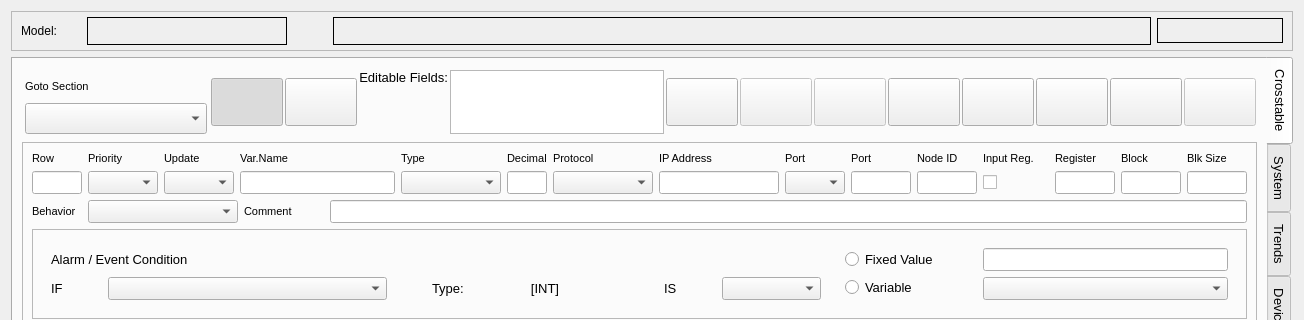
The window that cte/ctedit.ui (MECTsrl/mect_plugins) describes before a commit, drawn with Qt 5; both pictures show x 0 to 1304 and y 0 to 320 of the 1304 by 822 pixel window.
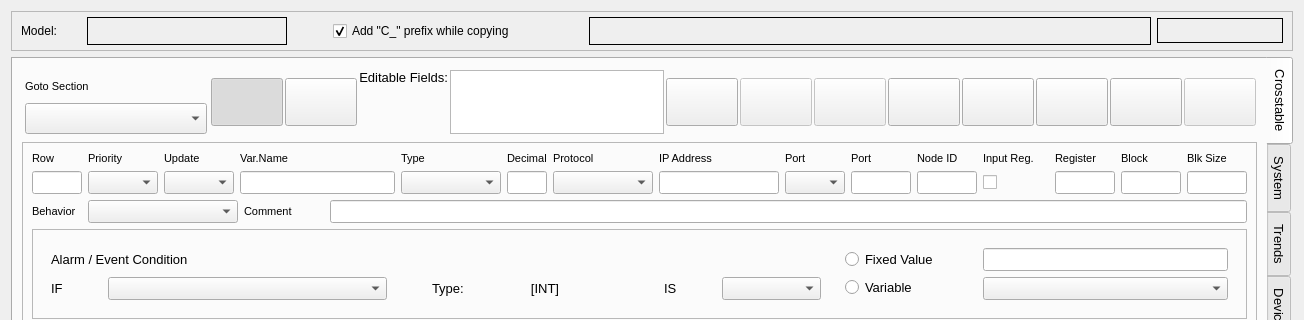
The same window after the commit. Icons and pictures are not drawn.

Commit message: CTE: added checkbox in UI to allow enable/disable prepend "C_" to variable names while copying

```diff
--- a/cte/ctedit.ui
+++ b/cte/ctedit.ui
@@ -132,6 +132,55 @@
         </property>
        </spacer>
       </item>
+      <item>
+       <widget class="QCheckBox" name="chkPrepend">
+        <property name="minimumSize">
+         <size>
+          <width>200</width>
+          <height>0</height>
+         </size>
+        </property>
+        <property name="maximumSize">
+         <size>
+          <width>210</width>
+          <height>16777215</height>
+         </size>
+        </property>
+        <property name="font">
+         <font>
+          <family>MS Shell Dlg 2</family>
+         </font>
+        </property>
+        <property name="text">
+         <string>Add &quot;C_&quot; prefix while copying</string>
+        </property>
+        <property name="checked">
+         <bool>true</bool>
+        </property>
+       </widget>
+      </item>
+      <item>
+       <spacer name="horizontalSpacer_12">
+        <property name="font">
+         <font>
+          <weight>50</weight>
+          <bold>false</bold>
+         </font>
+        </property>
+        <property name="orientation">
+         <enum>Qt::Horizontal</enum>
+        </property>
+        <property name="sizeType">
+         <enum>QSizePolicy::Maximum</enum>
+        </property>
+        <property name="sizeHint" stdset="0">
+         <size>
+          <width>40</width>
+          <height>20</height>
+         </size>
+        </property>
+       </spacer>
+      </item>
       <item>
        <widget class="QLabel" name="lblMessage">
         <property name="minimumSize">
```
The commit also changes 4 other files.
